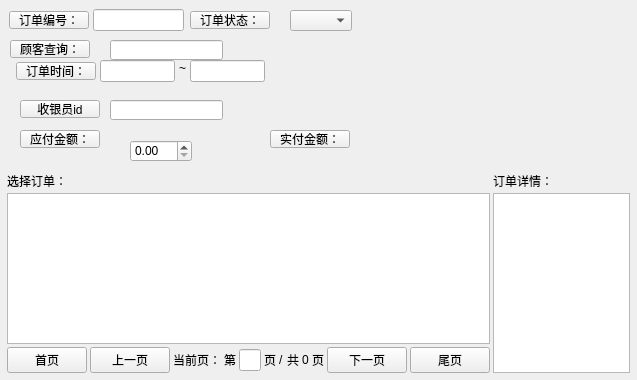
Above: view/manager/widgetordermanager.ui from ylxcvvan/Supermarket-Commodity-Management-System before the change. Below: the same form after it.
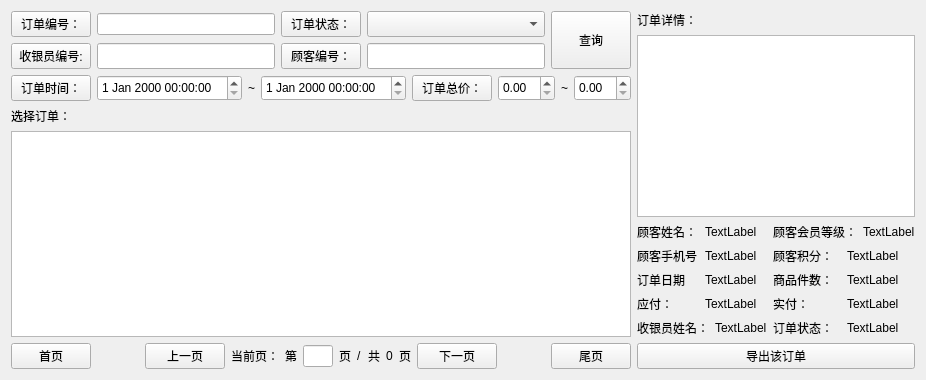
That is the form after the change.

Commit message: 初步完成视图层的订单管理界面

```diff
--- a/view/manager/widgetordermanager.ui
+++ b/view/manager/widgetordermanager.ui
@@ -13,111 +13,243 @@
   <property name="windowTitle">
    <string>Form</string>
   </property>
-  <widget class="QComboBox" name="comboBox">
-   <property name="geometry">
-    <rect>
-     <x>290</x>
-     <y>10</y>
-     <width>62</width>
-     <height>21</height>
-    </rect>
-   </property>
-  </widget>
-  <widget class="QPushButton" name="pushButton_4">
-   <property name="geometry">
-    <rect>
-     <x>10</x>
-     <y>40</y>
-     <width>80</width>
-     <height>18</height>
-    </rect>
-   </property>
+  <layout class="QHBoxLayout" name="horizontalLayout_18" stretch="5,3">
+   <item>
+    <layout class="QVBoxLayout" name="verticalLayout_6" stretch="0,1">
+     <item>
+      <layout class="QVBoxLayout" name="verticalLayout_5">
+       <item>
+        <layout class="QGridLayout" name="gridLayout">
+         <item row="1" column="0">
+          <layout class="QHBoxLayout" name="horizontalLayout_5">
+           <item>
+            <widget class="QPushButton" name="pushButtonCashierId">
+             <property name="sizePolicy">
+              <sizepolicy hsizetype="Minimum" vsizetype="Expanding">
+               <horstretch>0</horstretch>
+               <verstretch>0</verstretch>
+              </sizepolicy>
+             </property>
+             <property name="text">
+              <string>收银员编号:</string>
+             </property>
+             <property name="checkable">
+              <bool>true</bool>
+             </property>
+            </widget>
+           </item>
+           <item>
+            <widget class="QLineEdit" name="lineEditCashierId">
+             <property name="sizePolicy">
+              <sizepolicy hsizetype="Expanding" vsizetype="Expanding">
+               <horstretch>0</horstretch>
+               <verstretch>0</verstretch>
+              </sizepolicy>
+             </property>
+            </widget>
+           </item>
+          </layout>
+         </item>
+         <item row="1" column="1">
+          <layout class="QHBoxLayout" name="horizontalLayout_4">
+           <item>
+            <widget class="QPushButton" name="pushButtonUserId">
+             <property name="sizePolicy">
+              <sizepolicy hsizetype="Minimum" vsizetype="Expanding">
+               <horstretch>0</horstretch>
+               <verstretch>0</verstretch>
+              </sizepolicy>
+             </property>
    <property name="text">
-    <string>顾客查询：</string>
-   </property>
-  </widget>
-  <widget class="QLineEdit" name="lineEdit_2">
-   <property name="geometry">
-    <rect>
-     <x>110</x>
-     <y>100</y>
-     <width>113</width>
-     <height>20</height>
-    </rect>
-   </property>
-  </widget>
-  <widget class="QLineEdit" name="lineEdit_5">
-   <property name="geometry">
-    <rect>
-     <x>110</x>
-     <y>40</y>
-     <width>113</width>
-     <height>20</height>
-    </rect>
-   </property>
-  </widget>
-  <widget class="QPushButton" name="pushButton_6">
-   <property name="geometry">
-    <rect>
-     <x>20</x>
-     <y>130</y>
-     <width>80</width>
-     <height>18</height>
-    </rect>
-   </property>
+              <string>顾客编号：</string>
+             </property>
+             <property name="checkable">
+              <bool>true</bool>
+             </property>
+            </widget>
+           </item>
+           <item>
+            <widget class="QLineEdit" name="lineEditUserId">
+             <property name="sizePolicy">
+              <sizepolicy hsizetype="Expanding" vsizetype="Expanding">
+               <horstretch>0</horstretch>
+               <verstretch>0</verstretch>
+              </sizepolicy>
+             </property>
+            </widget>
+           </item>
+          </layout>
+         </item>
+         <item row="0" column="0">
+          <layout class="QHBoxLayout" name="horizontalLayout_3">
+           <item>
+            <widget class="QPushButton" name="pushButtonOrderId">
+             <property name="sizePolicy">
+              <sizepolicy hsizetype="Minimum" vsizetype="Expanding">
+               <horstretch>0</horstretch>
+               <verstretch>0</verstretch>
+              </sizepolicy>
+             </property>
+             <property name="text">
+              <string>订单编号：</string>
+             </property>
+             <property name="checkable">
+              <bool>true</bool>
+             </property>
+            </widget>
+           </item>
+           <item>
+            <widget class="QLineEdit" name="lineEditOrderId">
+             <property name="sizePolicy">
+              <sizepolicy hsizetype="Expanding" vsizetype="Maximum">
+               <horstretch>0</horstretch>
+               <verstretch>0</verstretch>
+              </sizepolicy>
+             </property>
+            </widget>
+           </item>
+          </layout>
+         </item>
+         <item row="0" column="1">
+          <layout class="QHBoxLayout" name="horizontalLayout_2">
+           <item>
+            <widget class="QPushButton" name="pushButtonOrderStage">
+             <property name="sizePolicy">
+              <sizepolicy hsizetype="Minimum" vsizetype="Expanding">
+               <horstretch>0</horstretch>
+               <verstretch>0</verstretch>
+              </sizepolicy>
+             </property>
    <property name="text">
-    <string>应付金额：</string>
-   </property>
-  </widget>
-  <widget class="QPushButton" name="pushButton_7">
-   <property name="geometry">
-    <rect>
-     <x>270</x>
-     <y>130</y>
-     <width>80</width>
-     <height>18</height>
-    </rect>
-   </property>
+              <string>订单状态：</string>
+             </property>
+             <property name="checkable">
+              <bool>true</bool>
+             </property>
+            </widget>
+           </item>
+           <item>
+            <widget class="QComboBox" name="comboBoxOrderStage">
+             <property name="sizePolicy">
+              <sizepolicy hsizetype="Expanding" vsizetype="Expanding">
+               <horstretch>0</horstretch>
+               <verstretch>0</verstretch>
+              </sizepolicy>
+             </property>
+            </widget>
+           </item>
+          </layout>
+         </item>
+         <item row="0" column="2" rowspan="2">
+          <widget class="QPushButton" name="pushButton">
+           <property name="sizePolicy">
+            <sizepolicy hsizetype="Fixed" vsizetype="Expanding">
+             <horstretch>0</horstretch>
+             <verstretch>0</verstretch>
+            </sizepolicy>
+           </property>
    <property name="text">
-    <string>实付金额：</string>
-   </property>
-  </widget>
-  <widget class="QPushButton" name="pushButton_5">
-   <property name="geometry">
-    <rect>
-     <x>20</x>
-     <y>100</y>
-     <width>80</width>
-     <height>18</height>
-    </rect>
+            <string>查询</string>
+           </property>
+          </widget>
+         </item>
+        </layout>
+       </item>
+       <item>
+        <layout class="QHBoxLayout" name="horizontalLayout_6">
+         <item>
+          <widget class="QPushButton" name="pushButtonOrderTime">
+           <property name="sizePolicy">
+            <sizepolicy hsizetype="Minimum" vsizetype="Expanding">
+             <horstretch>0</horstretch>
+             <verstretch>0</verstretch>
+            </sizepolicy>
    </property>
    <property name="text">
-    <string>收银员id</string>
-   </property>
-  </widget>
-  <widget class="QDoubleSpinBox" name="doubleSpinBox">
-   <property name="geometry">
-    <rect>
-     <x>130</x>
-     <y>140</y>
-     <width>62</width>
-     <height>22</height>
-    </rect>
-   </property>
-  </widget>
-  <widget class="QWidget" name="">
-   <property name="geometry">
-    <rect>
-     <x>7</x>
-     <y>172</y>
-     <width>623</width>
-     <height>201</height>
-    </rect>
-   </property>
-   <layout class="QHBoxLayout" name="horizontalLayout" stretch="0,0">
-    <property name="spacing">
-     <number>3</number>
-    </property>
+            <string>订单时间：</string>
+           </property>
+           <property name="checkable">
+            <bool>true</bool>
+           </property>
+          </widget>
+         </item>
+         <item>
+          <widget class="QDateTimeEdit" name="dateTimeEditBegin">
+           <property name="sizePolicy">
+            <sizepolicy hsizetype="Expanding" vsizetype="Expanding">
+             <horstretch>0</horstretch>
+             <verstretch>0</verstretch>
+            </sizepolicy>
+           </property>
+          </widget>
+         </item>
+         <item>
+          <widget class="QLabel" name="label_4">
+           <property name="maximumSize">
+            <size>
+             <width>10</width>
+             <height>16777215</height>
+            </size>
+           </property>
+           <property name="text">
+            <string>~</string>
+           </property>
+          </widget>
+         </item>
+         <item>
+          <widget class="QDateTimeEdit" name="dateTimeEditEnd">
+           <property name="sizePolicy">
+            <sizepolicy hsizetype="Expanding" vsizetype="Expanding">
+             <horstretch>0</horstretch>
+             <verstretch>0</verstretch>
+            </sizepolicy>
+           </property>
+          </widget>
+         </item>
+         <item>
+          <widget class="QPushButton" name="pushButtonTotalPrice">
+           <property name="sizePolicy">
+            <sizepolicy hsizetype="Minimum" vsizetype="Expanding">
+             <horstretch>0</horstretch>
+             <verstretch>0</verstretch>
+            </sizepolicy>
+           </property>
+           <property name="text">
+            <string>订单总价：</string>
+           </property>
+          </widget>
+         </item>
+         <item>
+          <widget class="QDoubleSpinBox" name="doubleSpinBoxMinTotalPrice">
+           <property name="sizePolicy">
+            <sizepolicy hsizetype="Expanding" vsizetype="Expanding">
+             <horstretch>0</horstretch>
+             <verstretch>0</verstretch>
+            </sizepolicy>
+           </property>
+          </widget>
+         </item>
+         <item>
+          <widget class="QLabel" name="label_18">
+           <property name="text">
+            <string>~</string>
+           </property>
+          </widget>
+         </item>
+         <item>
+          <widget class="QDoubleSpinBox" name="doubleSpinBoxMaxTotalPrice">
+           <property name="sizePolicy">
+            <sizepolicy hsizetype="Expanding" vsizetype="Expanding">
+             <horstretch>0</horstretch>
+             <verstretch>0</verstretch>
+            </sizepolicy>
+           </property>
+          </widget>
+         </item>
+        </layout>
+       </item>
+      </layout>
+     </item>
     <item>
      <layout class="QVBoxLayout" name="verticalLayout_3">
       <item>
@@ -263,6 +395,10 @@
       </item>
      </layout>
     </item>
+    </layout>
+   </item>
+   <item>
+    <layout class="QVBoxLayout" name="verticalLayout_9">
     <item>
      <layout class="QVBoxLayout" name="verticalLayout_4">
       <item>
@@ -277,108 +413,208 @@
       </item>
      </layout>
     </item>
-   </layout>
-  </widget>
-  <widget class="QLineEdit" name="lineEdit">
-   <property name="geometry">
-    <rect>
-     <x>93</x>
-     <y>9</y>
-     <width>91</width>
-     <height>22</height>
-    </rect>
-   </property>
-  </widget>
-  <widget class="QPushButton" name="pushButton">
-   <property name="geometry">
-    <rect>
-     <x>9</x>
-     <y>11</y>
-     <width>80</width>
-     <height>18</height>
-    </rect>
-   </property>
+     <item>
+      <layout class="QHBoxLayout" name="horizontalLayout_17">
+       <item>
+        <layout class="QVBoxLayout" name="verticalLayout_7">
+         <item>
+          <layout class="QHBoxLayout" name="horizontalLayout">
+           <item>
+            <widget class="QLabel" name="label_6">
+             <property name="text">
+              <string>顾客姓名：</string>
+             </property>
+            </widget>
+           </item>
+           <item>
+            <widget class="QLabel" name="labelUserName">
+             <property name="text">
+              <string>TextLabel</string>
+             </property>
+            </widget>
+           </item>
+          </layout>
+         </item>
+         <item>
+          <layout class="QHBoxLayout" name="horizontalLayout_7">
+           <item>
+            <widget class="QLabel" name="label_7">
+             <property name="text">
+              <string>顾客手机号</string>
+             </property>
+            </widget>
+           </item>
+           <item>
+            <widget class="QLabel" name="label_20">
+             <property name="text">
+              <string>TextLabel</string>
+             </property>
+            </widget>
+           </item>
+          </layout>
+         </item>
+         <item>
+          <layout class="QHBoxLayout" name="horizontalLayout_11">
+           <item>
+            <widget class="QLabel" name="label_16">
+             <property name="text">
+              <string>订单日期</string>
+             </property>
+            </widget>
+           </item>
+           <item>
+            <widget class="QLabel" name="label_22">
    <property name="text">
-    <string>订单编号：</string>
-   </property>
-  </widget>
+              <string>TextLabel</string>
+             </property>
+            </widget>
+           </item>
+          </layout>
+         </item>
+         <item>
+          <layout class="QHBoxLayout" name="horizontalLayout_13">
+           <item>
+            <widget class="QLabel" name="label">
+             <property name="text">
+              <string>应付：</string>
+             </property>
+            </widget>
+           </item>
+           <item>
+            <widget class="QLabel" name="label_24">
+             <property name="text">
+              <string>TextLabel</string>
+             </property>
+            </widget>
+           </item>
+          </layout>
+         </item>
+         <item>
+          <layout class="QHBoxLayout" name="horizontalLayout_15">
+           <item>
+            <widget class="QLabel" name="label_17">
+             <property name="text">
+              <string>收银员姓名：</string>
+             </property>
+            </widget>
+           </item>
+           <item>
+            <widget class="QLabel" name="label_19">
+             <property name="text">
+              <string>TextLabel</string>
+             </property>
+            </widget>
+           </item>
+          </layout>
+         </item>
+        </layout>
+       </item>
+       <item>
+        <layout class="QVBoxLayout" name="verticalLayout_8">
+         <item>
+          <layout class="QHBoxLayout" name="horizontalLayout_8">
+           <item>
+            <widget class="QLabel" name="label_8">
+             <property name="text">
+              <string>顾客会员等级：</string>
+             </property>
+            </widget>
+           </item>
+           <item>
+            <widget class="QLabel" name="label_21">
+             <property name="text">
+              <string>TextLabel</string>
+             </property>
+            </widget>
+           </item>
+          </layout>
+         </item>
+         <item>
+          <layout class="QHBoxLayout" name="horizontalLayout_9">
+           <item>
+            <widget class="QLabel" name="label_26">
+             <property name="text">
+              <string>顾客积分：</string>
+             </property>
+            </widget>
+           </item>
+           <item>
+            <widget class="QLabel" name="label_27">
+             <property name="text">
+              <string>TextLabel</string>
+             </property>
+            </widget>
+           </item>
+          </layout>
+         </item>
+         <item>
+          <layout class="QHBoxLayout" name="horizontalLayout_12">
+           <item>
+            <widget class="QLabel" name="label_9">
+             <property name="text">
+              <string>商品件数：</string>
+             </property>
+            </widget>
+           </item>
+           <item>
+            <widget class="QLabel" name="label_23">
+             <property name="text">
+              <string>TextLabel</string>
+             </property>
+            </widget>
+           </item>
+          </layout>
+         </item>
+         <item>
+          <layout class="QHBoxLayout" name="horizontalLayout_14">
+           <item>
+            <widget class="QLabel" name="label_5">
+             <property name="text">
+              <string>实付：</string>
+             </property>
+            </widget>
+           </item>
+           <item>
+            <widget class="QLabel" name="label_25">
+             <property name="text">
+              <string>TextLabel</string>
+             </property>
+            </widget>
+           </item>
+          </layout>
+         </item>
+         <item>
+          <layout class="QHBoxLayout" name="horizontalLayout_16">
+           <item>
+            <widget class="QLabel" name="label_28">
+             <property name="text">
+              <string>订单状态：</string>
+             </property>
+            </widget>
+           </item>
+           <item>
+            <widget class="QLabel" name="label_29">
+             <property name="text">
+              <string>TextLabel</string>
+             </property>
+            </widget>
+           </item>
+          </layout>
+         </item>
+        </layout>
+       </item>
+      </layout>
+     </item>
+     <item>
   <widget class="QPushButton" name="pushButton_2">
-   <property name="geometry">
-    <rect>
-     <x>190</x>
-     <y>11</y>
-     <width>80</width>
-     <height>18</height>
-    </rect>
-   </property>
    <property name="text">
-    <string>订单状态：</string>
-   </property>
-  </widget>
-  <widget class="QLabel" name="label_4">
-   <property name="geometry">
-    <rect>
-     <x>179</x>
-     <y>60</y>
-     <width>10</width>
-     <height>16</height>
-    </rect>
-   </property>
-   <property name="maximumSize">
-    <size>
-     <width>10</width>
-     <height>16777215</height>
-    </size>
-   </property>
-   <property name="text">
-    <string>~</string>
-   </property>
-  </widget>
-  <widget class="QPushButton" name="pushButton_3">
-   <property name="geometry">
-    <rect>
-     <x>16</x>
-     <y>62</y>
-     <width>80</width>
-     <height>18</height>
-    </rect>
-   </property>
-   <property name="text">
-    <string>订单时间：</string>
-   </property>
-  </widget>
-  <widget class="QLineEdit" name="lineEdit_4">
-   <property name="geometry">
-    <rect>
-     <x>190</x>
-     <y>60</y>
-     <width>75</width>
-     <height>22</height>
-    </rect>
-   </property>
-   <property name="maximumSize">
-    <size>
-     <width>75</width>
-     <height>16777215</height>
-    </size>
-   </property>
-  </widget>
-  <widget class="QLineEdit" name="lineEdit_3">
-   <property name="geometry">
-    <rect>
-     <x>100</x>
-     <y>60</y>
-     <width>75</width>
-     <height>22</height>
-    </rect>
-   </property>
-   <property name="maximumSize">
-    <size>
-     <width>75</width>
-     <height>16777215</height>
-    </size>
-   </property>
-  </widget>
+        <string>导出该订单</string>
+       </property>
+      </widget>
+     </item>
+    </layout>
+   </item>
+  </layout>
  </widget>
  <resources/>
  <connections/>
```
Left out of the diff: 4 changed lines with no effect on the pictures. Lines whose indentation alone changed are shown as unchanged. The commit also changes 2 other files.
